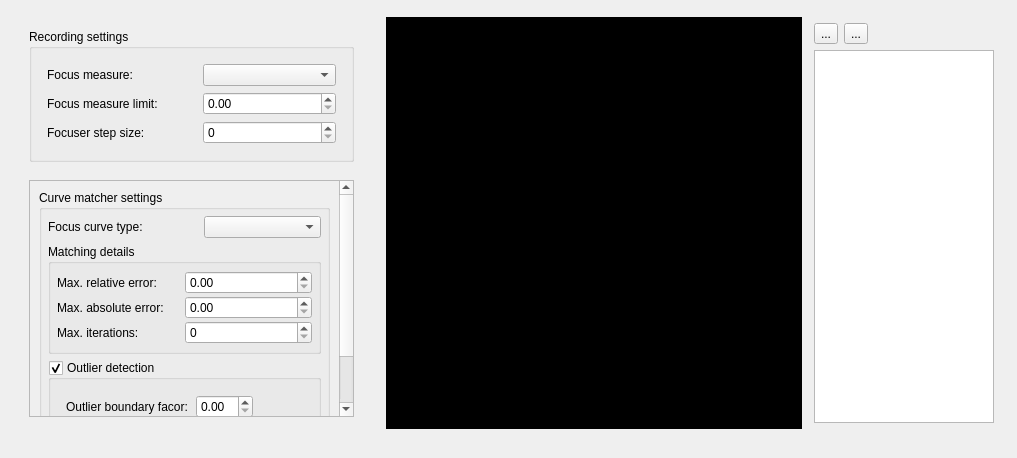
Qt form source/focus_finder/gui/focus_curve_recorder_panel.ui (carsten0x51h/focus_finder) before a commit.
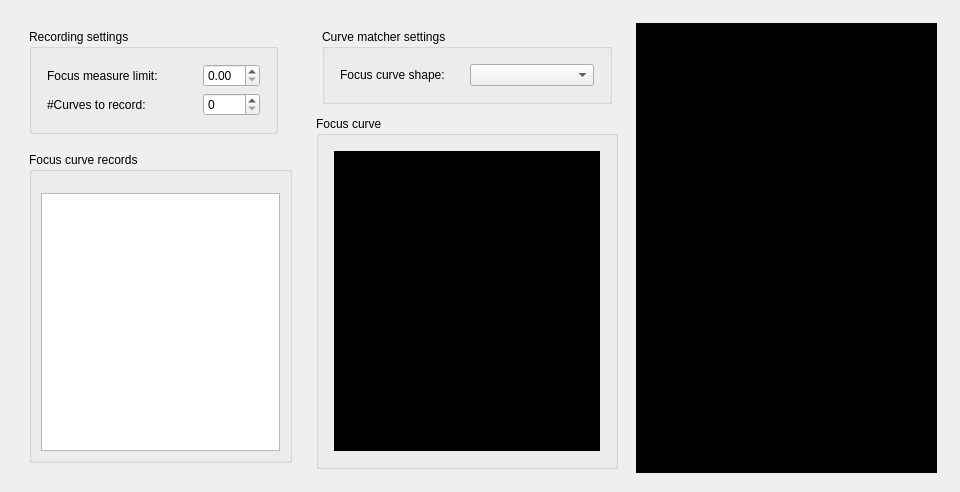
The same form after that commit. Custom widgets are drawn as their Qt base class.

Commit message: Added detail panels for focus curve recording panel.

Patch:
```diff
--- a/source/focus_finder/gui/focus_curve_recorder_panel.ui
+++ b/source/focus_finder/gui/focus_curve_recorder_panel.ui
@@ -9,8 +9,8 @@
    <rect>
     <x>0</x>
     <y>0</y>
-    <width>1017</width>
-    <height>458</height>
+    <width>960</width>
+    <height>492</height>
    </rect>
   </property>
   <property name="sizePolicy">
@@ -36,7 +36,7 @@
   </property>
   <layout class="QGridLayout" name="gridLayout_2">
    <item row="0" column="0">
-    <layout class="QGridLayout" name="gridLayout" rowstretch="1,0" columnstretch="1,5,1">
+    <layout class="QGridLayout" name="gridLayout" rowstretch="1" columnstretch="1,5,5">
      <property name="leftMargin">
       <number>6</number>
      </property>
@@ -51,23 +51,124 @@
      </property>
      <item row="0" column="1">
       <layout class="QGridLayout" name="layFocusCurveViewPanel">
+       <property name="leftMargin">
+        <number>6</number>
+       </property>
+       <property name="topMargin">
+        <number>6</number>
+       </property>
+       <property name="rightMargin">
+        <number>6</number>
+       </property>
+       <property name="bottomMargin">
+        <number>6</number>
+       </property>
        <item row="0" column="0">
-        <widget class="QWidget" name="widget" native="true">
-         <property name="sizePolicy">
-          <sizepolicy hsizetype="Expanding" vsizetype="Expanding">
-           <horstretch>1</horstretch>
-           <verstretch>1</verstretch>
-          </sizepolicy>
+        <layout class="QGridLayout" name="gridLayout_11" rowstretch="0" columnstretch="0">
+         <property name="leftMargin">
+          <number>6</number>
          </property>
-         <property name="styleSheet">
-          <string notr="true">background-color: black;</string>
+         <property name="topMargin">
+          <number>6</number>
          </property>
+         <property name="rightMargin">
+          <number>6</number>
+         </property>
+         <property name="bottomMargin">
+          <number>6</number>
+         </property>
+         <item row="0" column="0">
+          <widget class="QGroupBox" name="groupBox_3">
+           <property name="title">
+            <string>Curve matcher settings</string>
+           </property>
+           <layout class="QGridLayout" name="gridLayout_13">
+            <item row="0" column="0">
+             <layout class="QGridLayout" name="gridLayout_12" rowstretch="0" columnstretch="0,0" rowminimumheight="0" columnminimumwidth="0,1">
+              <property name="leftMargin">
+               <number>6</number>
+              </property>
+              <property name="topMargin">
+               <number>6</number>
+              </property>
+              <property name="rightMargin">
+               <number>6</number>
+              </property>
+              <property name="bottomMargin">
+               <number>6</number>
+              </property>
+              <item row="0" column="0">
+               <widget class="QLabel" name="label_10">
+                <property name="minimumSize">
+                 <size>
+                  <width>0</width>
+                  <height>0</height>
+                 </size>
+                </property>
+                <property name="text">
+                 <string>Focus curve shape:</string>
+                </property>
+               </widget>
+              </item>
+              <item row="0" column="1">
+               <widget class="QComboBox" name="cbxFocusCurveType">
+                <property name="minimumSize">
+                 <size>
+                  <width>0</width>
+                  <height>0</height>
+                 </size>
+                </property>
+               </widget>
+              </item>
+             </layout>
+            </item>
+           </layout>
+          </widget>
+         </item>
+        </layout>
+       </item>
+       <item row="1" column="0">
+        <widget class="QGroupBox" name="groupBox_4">
+         <property name="title">
+          <string>Focus curve</string>
+         </property>
+         <layout class="QGridLayout" name="gridLayout_15">
+          <item row="0" column="0">
+           <layout class="QGridLayout" name="gridLayout_14" rowstretch="0" columnstretch="0" rowminimumheight="0">
+            <property name="leftMargin">
+             <number>6</number>
+            </property>
+            <property name="topMargin">
+             <number>6</number>
+            </property>
+            <property name="rightMargin">
+             <number>6</number>
+            </property>
+            <property name="bottomMargin">
+             <number>6</number>
+            </property>
+            <item row="0" column="0">
+             <widget class="QWidget" name="widget" native="true">
+              <property name="sizePolicy">
+               <sizepolicy hsizetype="Expanding" vsizetype="Expanding">
+                <horstretch>1</horstretch>
+                <verstretch>1</verstretch>
+               </sizepolicy>
+              </property>
+              <property name="styleSheet">
+               <string notr="true">background-color: black;</string>
+              </property>
+             </widget>
+            </item>
+           </layout>
+          </item>
+         </layout>
         </widget>
        </item>
       </layout>
      </item>
      <item row="0" column="0">
-      <layout class="QGridLayout" name="gridLayout_4" rowstretch="0,0,0" columnstretch="0">
+      <layout class="QGridLayout" name="gridLayout_4" rowstretch="0,0" columnstretch="0">
        <property name="leftMargin">
         <number>6</number>
        </property>
@@ -80,19 +181,6 @@
        <property name="bottomMargin">
         <number>6</number>
        </property>
-       <item row="2" column="0">
-        <spacer name="verticalSpacer">
-         <property name="orientation">
-          <enum>Qt::Vertical</enum>
-         </property>
-         <property name="sizeHint" stdset="0">
-          <size>
-           <width>20</width>
-           <height>40</height>
-          </size>
-         </property>
-        </spacer>
-       </item>
        <item row="0" column="0">
         <layout class="QGridLayout" name="layCurveRecorderRecordingSettings">
          <property name="leftMargin">
@@ -111,7 +199,7 @@
           <widget class="QGroupBox" name="groupBox">
            <property name="minimumSize">
             <size>
-             <width>325</width>
+             <width>0</width>
              <height>0</height>
             </size>
            </property>
@@ -133,27 +221,7 @@
               <property name="bottomMargin">
                <number>6</number>
               </property>
-              <item row="2" column="1">
-               <widget class="QDoubleSpinBox" name="spinFocusMeasureLimit"/>
-              </item>
-              <item row="3" column="0">
-               <widget class="QLabel" name="label_3">
-                <property name="text">
-                 <string>Focuser step size:</string>
-                </property>
-               </widget>
-              </item>
-              <item row="3" column="1">
-               <widget class="QSpinBox" name="spinFocuserStepSize"/>
-              </item>
-              <item row="1" column="0">
-               <widget class="QLabel" name="label">
-                <property name="text">
-                 <string>Focus measure:</string>
-                </property>
-               </widget>
-              </item>
-              <item row="2" column="0">
+              <item row="0" column="0">
                <widget class="QLabel" name="label_2">
                 <property name="minimumSize">
                  <size>
@@ -166,8 +234,18 @@
                 </property>
                </widget>
               </item>
+              <item row="1" column="0">
+               <widget class="QLabel" name="label">
+                <property name="text">
+                 <string>#Curves to record:</string>
+                </property>
+               </widget>
+              </item>
+              <item row="0" column="1">
+               <widget class="QDoubleSpinBox" name="spinFocusMeasureLimit"/>
+              </item>
               <item row="1" column="1">
-               <widget class="QComboBox" name="cbxFocusMeasure"/>
+               <widget class="QSpinBox" name="spinBox"/>
               </item>
              </layout>
             </item>
@@ -177,7 +255,7 @@
         </layout>
        </item>
        <item row="1" column="0">
-        <layout class="QGridLayout" name="layCurveRecorderMatcherSettings">
+        <layout class="QGridLayout" name="gridLayout_6">
          <property name="leftMargin">
           <number>6</number>
          </property>
@@ -185,331 +263,48 @@
           <number>6</number>
          </property>
          <property name="rightMargin">
-          <number>20</number>
+          <number>6</number>
          </property>
          <property name="bottomMargin">
           <number>6</number>
          </property>
          <item row="0" column="0">
-          <widget class="QScrollArea" name="scrollArea">
-           <property name="sizePolicy">
-            <sizepolicy hsizetype="Expanding" vsizetype="Expanding">
-             <horstretch>0</horstretch>
-             <verstretch>0</verstretch>
-            </sizepolicy>
+          <widget class="QGroupBox" name="groupBox_2">
+           <property name="title">
+            <string>Focus curve records</string>
            </property>
-           <property name="minimumSize">
-            <size>
-             <width>325</width>
-             <height>190</height>
-            </size>
-           </property>
-           <property name="horizontalScrollBarPolicy">
-            <enum>Qt::ScrollBarAlwaysOff</enum>
-           </property>
-           <property name="widgetResizable">
-            <bool>true</bool>
-           </property>
-           <property name="alignment">
-            <set>Qt::AlignLeading|Qt::AlignLeft|Qt::AlignTop</set>
-           </property>
-           <widget class="QWidget" name="scrollAreaWidgetContents">
-            <property name="geometry">
-             <rect>
-              <x>0</x>
-              <y>-50</y>
-              <width>309</width>
-              <height>257</height>
-             </rect>
-            </property>
-            <layout class="QGridLayout" name="gridLayout_6">
-             <item row="0" column="0">
-              <layout class="QVBoxLayout" name="verticalLayout">
-               <property name="spacing">
-                <number>0</number>
-               </property>
-               <property name="sizeConstraint">
-                <enum>QLayout::SetDefaultConstraint</enum>
-               </property>
-               <property name="leftMargin">
-                <number>0</number>
-               </property>
-               <property name="topMargin">
-                <number>0</number>
-               </property>
-               <property name="rightMargin">
-                <number>0</number>
-               </property>
-               <item>
-                <widget class="QGroupBox" name="groupBox_2">
-                 <property name="sizePolicy">
-                  <sizepolicy hsizetype="Expanding" vsizetype="Fixed">
-                   <horstretch>0</horstretch>
-                   <verstretch>0</verstretch>
-                  </sizepolicy>
-                 </property>
-                 <property name="title">
-                  <string>Curve matcher settings</string>
-                 </property>
-                 <layout class="QFormLayout" name="formLayout">
-                  <property name="labelAlignment">
-                   <set>Qt::AlignLeading|Qt::AlignLeft|Qt::AlignTop</set>
-                  </property>
-                  <property name="horizontalSpacing">
-                   <number>0</number>
-                  </property>
-                  <property name="verticalSpacing">
-                   <number>0</number>
-                  </property>
-                  <property name="leftMargin">
-                   <number>0</number>
-                  </property>
-                  <property name="topMargin">
-                   <number>0</number>
-                  </property>
-                  <property name="rightMargin">
-                   <number>0</number>
-                  </property>
-                  <property name="bottomMargin">
-                   <number>0</number>
-                  </property>
-                  <item row="1" column="0" colspan="2">
-                   <layout class="QGridLayout" name="gridLayout_7" rowstretch="0,0,0,0">
-                    <property name="leftMargin">
-                     <number>6</number>
-                    </property>
-                    <property name="topMargin">
-                     <number>6</number>
-                    </property>
-                    <property name="rightMargin">
-                     <number>6</number>
-                    </property>
-                    <property name="bottomMargin">
-                     <number>6</number>
-                    </property>
-                    <property name="spacing">
-                     <number>6</number>
-                    </property>
-                    <item row="0" column="0">
-                     <widget class="QLabel" name="label_6">
-                      <property name="minimumSize">
-                       <size>
-                        <width>150</width>
-                        <height>0</height>
-                       </size>
-                      </property>
-                      <property name="text">
-                       <string>Focus curve type:</string>
-                      </property>
-                     </widget>
-                    </item>
-                    <item row="1" column="0" rowspan="2" colspan="3">
-                     <widget class="QgsCollapsibleGroupBox" name="mGroupBox_2">
-                      <property name="sizePolicy">
-                       <sizepolicy hsizetype="Expanding" vsizetype="Expanding">
-                        <horstretch>2</horstretch>
-                        <verstretch>2</verstretch>
-                       </sizepolicy>
-                      </property>
-                      <property name="minimumSize">
-                       <size>
-                        <width>0</width>
-                        <height>40</height>
-                       </size>
-                      </property>
-                      <property name="baseSize">
-                       <size>
-                        <width>0</width>
-                        <height>0</height>
-                       </size>
-                      </property>
-                      <property name="title">
-                       <string>Matching details</string>
-                      </property>
-                      <property name="collapsed">
-                       <bool>true</bool>
-                      </property>
-                      <layout class="QGridLayout" name="gridLayout_8" columnstretch="0">
-                       <property name="sizeConstraint">
-                        <enum>QLayout::SetMinimumSize</enum>
-                       </property>
-                       <property name="leftMargin">
-                        <number>0</number>
-                       </property>
-                       <property name="topMargin">
-                        <number>0</number>
-                       </property>
-                       <property name="rightMargin">
-                        <number>0</number>
-                       </property>
-                       <property name="bottomMargin">
-                        <number>0</number>
-                       </property>
-                       <property name="spacing">
-                        <number>0</number>
-                       </property>
-                       <item row="0" column="0">
-                        <layout class="QGridLayout" name="gridLayout_9">
-                         <property name="leftMargin">
-                          <number>6</number>
-                         </property>
-                         <property name="topMargin">
-                          <number>6</number>
-                         </property>
-                         <property name="rightMargin">
-                          <number>6</number>
-                         </property>
-                         <property name="bottomMargin">
-                          <number>6</number>
-                         </property>
-                         <item row="1" column="1">
-                          <widget class="QDoubleSpinBox" name="spinEpsAbs"/>
-                         </item>
-                         <item row="0" column="0">
-                          <widget class="QLabel" name="label_8">
-                           <property name="minimumSize">
-                            <size>
-                             <width>0</width>
-                             <height>25</height>
-                            </size>
-                           </property>
-                           <property name="text">
-                            <string>Max. relative error:</string>
-                           </property>
-                          </widget>
-                         </item>
-                         <item row="0" column="1">
-                          <widget class="QDoubleSpinBox" name="spinEpsRel"/>
-                         </item>
-                         <item row="1" column="0">
-                          <widget class="QLabel" name="label_7">
-                           <property name="minimumSize">
-                            <size>
-                             <width>0</width>
-                             <height>25</height>
-                            </size>
-                           </property>
-                           <property name="text">
-                            <string>Max. absolute error:</string>
-                           </property>
-                          </widget>
-                         </item>
-                         <item row="2" column="0">
-                          <widget class="QLabel" name="label_4">
-                           <property name="minimumSize">
-                            <size>
-                             <width>0</width>
-                             <height>25</height>
-                            </size>
-                           </property>
-                           <property name="text">
-                            <string>Max. iterations:</string>
-                           </property>
-                          </widget>
-                         </item>
-                         <item row="2" column="1">
-                          <widget class="QSpinBox" name="spinMaxIterations"/>
-                         </item>
-                        </layout>
-                       </item>
-                      </layout>
-                     </widget>
-                    </item>
-                    <item row="3" column="0" colspan="3">
-                     <widget class="QgsCollapsibleGroupBox" name="mGroupBox">
-                      <property name="sizePolicy">
-                       <sizepolicy hsizetype="Expanding" vsizetype="Fixed">
-                        <horstretch>0</horstretch>
-                        <verstretch>0</verstretch>
-                       </sizepolicy>
-                      </property>
-                      <property name="title">
-                       <string>Outlier detection</string>
-                      </property>
-                      <property name="checkable">
-                       <bool>true</bool>
-                      </property>
-                      <property name="collapsed">
-                       <bool>false</bool>
-                      </property>
-                      <property name="saveCollapsedState">
-                       <bool>true</bool>
-                      </property>
-                      <layout class="QFormLayout" name="formLayout_2">
-                       <property name="sizeConstraint">
-                        <enum>QLayout::SetMinimumSize</enum>
-                       </property>
-                       <item row="0" column="0">
-                        <layout class="QGridLayout" name="gridLayout_10">
-                         <property name="leftMargin">
-                          <number>6</number>
-                         </property>
-                         <property name="topMargin">
-                          <number>6</number>
-                         </property>
-                         <property name="rightMargin">
-                          <number>6</number>
-                         </property>
-                         <property name="bottomMargin">
-                          <number>6</number>
-                         </property>
-                         <item row="1" column="0">
-                          <widget class="QLabel" name="label_5">
-                           <property name="text">
-                            <string>Outlier boundary facor:</string>
-                           </property>
-                          </widget>
-                         </item>
-                         <item row="1" column="1">
-                          <widget class="QDoubleSpinBox" name="spinOutlierBoundaryFactor"/>
-                         </item>
-                         <item row="2" column="0">
-                          <widget class="QLabel" name="label_9">
-                           <property name="text">
-                            <string>Max. accepted outliers:</string>
-                           </property>
-                          </widget>
-                         </item>
-                         <item row="2" column="1">
-                          <widget class="QSpinBox" name="spinMaxAcceptedOutliers"/>
-                         </item>
-                        </layout>
-                       </item>
-                      </layout>
-                     </widget>
-                    </item>
-                    <item row="0" column="1" colspan="2">
-                     <widget class="QComboBox" name="cbxFocusCurveType">
-                      <property name="minimumSize">
-                       <size>
-                        <width>100</width>
-                        <height>0</height>
-                       </size>
-                      </property>
-                     </widget>
-                    </item>
-                   </layout>
-                  </item>
-                 </layout>
-                </widget>
-               </item>
-               <item>
-                <spacer name="verticalSpacer_2">
-                 <property name="orientation">
-                  <enum>Qt::Vertical</enum>
-                 </property>
-                 <property name="sizeHint" stdset="0">
-                  <size>
-                   <width>20</width>
-                   <height>40</height>
-                  </size>
-                 </property>
-                </spacer>
-               </item>
-              </layout>
-             </item>
-            </layout>
-           </widget>
+           <layout class="QGridLayout" name="gridLayout_8">
+            <item row="1" column="0">
+             <layout class="QGridLayout" name="gridLayout_7">
+              <item row="0" column="0">
+               <widget class="QTreeView" name="treeView">
+                <property name="minimumSize">
+                 <size>
+                  <width>200</width>
+                  <height>0</height>
+                 </size>
+                </property>
+               </widget>
+              </item>
+             </layout>
+            </item>
+            <item row="0" column="0">
+             <layout class="QHBoxLayout" name="layMainToolBar">
+              <property name="leftMargin">
+               <number>6</number>
+              </property>
+              <property name="topMargin">
+               <number>6</number>
+              </property>
+              <property name="rightMargin">
+               <number>6</number>
+              </property>
+              <property name="bottomMargin">
+               <number>6</number>
+              </property>
+             </layout>
+            </item>
+           </layout>
           </widget>
          </item>
         </layout>
@@ -517,10 +312,7 @@
       </layout>
      </item>
      <item row="0" column="2">
-      <layout class="QGridLayout" name="layFocusCurveList" columnstretch="0,0,0,0">
-       <property name="sizeConstraint">
-        <enum>QLayout::SetDefaultConstraint</enum>
-       </property>
+      <layout class="QGridLayout" name="gridLayout_9">
        <property name="leftMargin">
         <number>6</number>
        </property>
@@ -533,66 +325,25 @@
        <property name="bottomMargin">
         <number>6</number>
        </property>
-       <item row="1" column="0" colspan="3">
-        <widget class="QListWidget" name="lstFocusCurves">
-         <property name="sizePolicy">
-          <sizepolicy hsizetype="Expanding" vsizetype="Expanding">
-           <horstretch>0</horstretch>
-           <verstretch>0</verstretch>
-          </sizepolicy>
-         </property>
+       <item row="0" column="0">
+        <widget class="QWidget" name="widget_2" native="true">
          <property name="minimumSize">
           <size>
-           <width>180</width>
-           <height>0</height>
+           <width>300</width>
+           <height>450</height>
           </size>
          </property>
-        </widget>
-       </item>
-       <item row="0" column="0">
-        <widget class="QToolButton" name="btnDeleteFocusCurve">
-         <property name="text">
-          <string>...</string>
+         <property name="styleSheet">
+          <string notr="true">background-color: black;</string>
          </property>
         </widget>
        </item>
-       <item row="0" column="1">
-        <widget class="QToolButton" name="toolButton">
-         <property name="text">
-          <string>...</string>
-         </property>
-        </widget>
-       </item>
-      </layout>
-     </item>
-     <item row="1" column="0" colspan="3">
-      <layout class="QHBoxLayout" name="layMainToolBar">
-       <property name="leftMargin">
-        <number>6</number>
-       </property>
-       <property name="topMargin">
-        <number>6</number>
-       </property>
-       <property name="rightMargin">
-        <number>6</number>
-       </property>
-       <property name="bottomMargin">
-        <number>6</number>
-       </property>
       </layout>
      </item>
     </layout>
    </item>
   </layout>
  </widget>
- <customwidgets>
-  <customwidget>
-   <class>QgsCollapsibleGroupBox</class>
-   <extends>QGroupBox</extends>
-   <header>qgscollapsiblegroupbox.h</header>
-   <container>1</container>
-  </customwidget>
- </customwidgets>
  <resources>
   <include location="../../../resources/res.qrc"/>
  </resources>
```
The commit also changes 31 other files.
